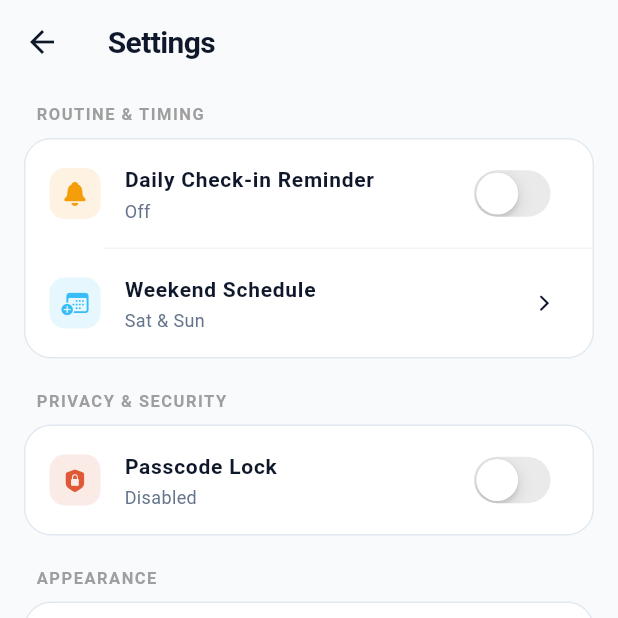
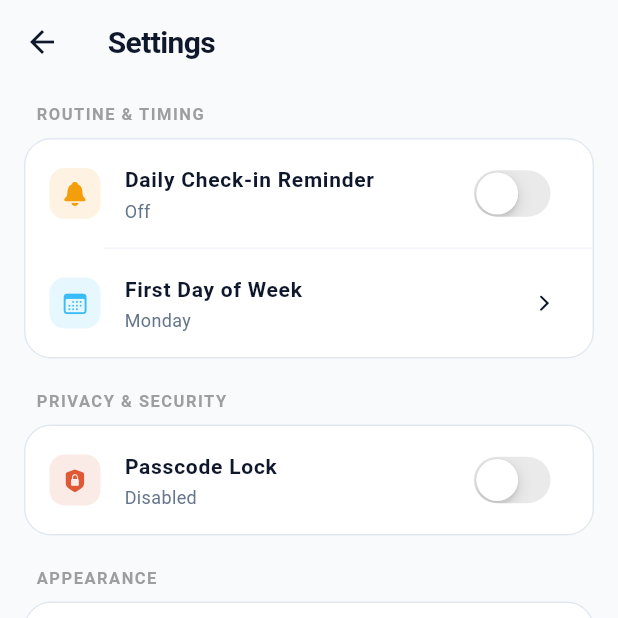
Before and after one commit to avizitRX/sunrise_signal, a Flutter app: the screen it shows after launch, after a tap on an icon or button, on a phone screen of 412 x 824 dp, the top half of it. Run offline on Flutter 3.47's test engine with Material 3 defaults, Android fonts, the phone set to English and light mode, and no system bars; our stand-ins replace file_picker, fl_chart, flutter_local_notifications, flutter_secure_storage, flutter_timezone, local_auth and 3 more.

Commit message:
feat: set first day of week

```diff
--- a/lib/features/calendar/calendar_page.dart
+++ b/lib/features/calendar/calendar_page.dart
@@ -3,6 +3,7 @@ import 'package:flutter/material.dart';
 import 'package:flutter_local_notifications/flutter_local_notifications.dart';
 import 'package:intl/intl.dart';
 import 'package:provider/provider.dart';
+import 'package:sunrise_signal/providers/providers/settings_provider.dart';
 import 'package:table_calendar/table_calendar.dart';
 
 import '../../providers/log_provider.dart';
@@ -329,11 +330,13 @@ class _CalendarPageState extends State<CalendarPage> {
     final theme = Theme.of(context);
     final isDark = theme.brightness == Brightness.dark;
 
+    // Listen to settings for dynamic weekend days
+    final settingsProvider = Provider.of<SettingsProvider>(context);
+
     return Consumer<LogProvider>(
       builder: (context, logProvider, _) {
         final logs = logProvider.logs;
 
-        // Compute Month Stats directly from provider
         final monthLogs = logs.entries
             .where((e) => e.key.year == _focusedDay.year && e.key.month == _focusedDay.month)
             .map((e) => e.value)
@@ -368,7 +371,7 @@ class _CalendarPageState extends State<CalendarPage> {
           body: SingleChildScrollView(
             child: Column(
               children: [
-                // Calendar
+                // Calendar Container
                 Container(
                   margin: const EdgeInsets.symmetric(horizontal: 16, vertical: 8),
                   decoration: BoxDecoration(
@@ -384,7 +387,7 @@ class _CalendarPageState extends State<CalendarPage> {
                     focusedDay: _focusedDay,
                     currentDay: DateTime.now(),
                     calendarFormat: CalendarFormat.month,
-                    startingDayOfWeek: StartingDayOfWeek.monday,
+                    startingDayOfWeek: settingsProvider.startingDayOfWeek,
                     headerStyle: const HeaderStyle(
                       formatButtonVisible: false,
                       titleCentered: true,
@@ -441,28 +444,6 @@ class _CalendarPageState extends State<CalendarPage> {
                       }
                       return [];
                     },
-                    calendarBuilders: CalendarBuilders(
-                      markerBuilder: (context, date, events) {
-                        if (events.isEmpty) return null;
-                        return Positioned(
-                          bottom: 4,
-                          child: TweenAnimationBuilder<double>(
-                            tween: Tween(begin: 0.0, end: 1.0),
-                            duration: const Duration(milliseconds: 300),
-                            curve: Curves.elasticOut,
-                            builder: (context, scale, child) {
-                              return Transform.scale(
-                                scale: scale,
-                                child: Text(
-                                  events.first.toString(),
-                                  style: const TextStyle(fontSize: 12),
-                                ),
-                              );
-                            },
-                          ),
-                        );
-                      },
-                    ),
                   ),
                 ),
 
@@ -682,7 +663,7 @@ class _CalendarPageState extends State<CalendarPage> {
 }
 
 // ---------------------------------------------------------
-// MICRO-INTERACTION WRAPPERS
+// REUSABLE COMPONENTS
 // ---------------------------------------------------------
 class _BouncingButton extends StatefulWidget {
   final Widget child;
--- a/lib/features/settings/settings_page.dart
+++ b/lib/features/settings/settings_page.dart
@@ -8,6 +8,7 @@ import 'package:flutter/services.dart';
 import 'package:local_auth/local_auth.dart';
 import 'package:provider/provider.dart';
 import 'package:shared_preferences/shared_preferences.dart';
+import 'package:sunrise_signal/providers/providers/settings_provider.dart';
 
 import '../../models/log_model.dart';
 import '../../providers/log_provider.dart';
@@ -109,14 +110,6 @@ class _SettingsPageState extends State<SettingsPage> {
     }
 
     setState(() => _isAuthenticating = false);
-  }
-
-  Future<void> _setWeekendMode(String mode) async {
-    final prefs = await SharedPreferences.getInstance();
-    await prefs.setString('weekend_mode', mode);
-    setState(() => _selectedWeekend = mode);
-    HapticFeedback.selectionClick();
-    _showToast('Weekend schedule set to $mode');
   }
 
   // --- PASSCODE ---
@@ -262,12 +255,12 @@ class _SettingsPageState extends State<SettingsPage> {
               ),
               _buildDivider(isDark),
               _buildSettingTile(
-                icon: CupertinoIcons.calendar_badge_plus,
+                icon: CupertinoIcons.calendar,
                 iconColor: const Color(0xFF38BDF8),
-                title: 'Weekend Schedule',
-                subtitle: _selectedWeekend,
+                title: 'First Day of Week',
+                subtitle: Provider.of<SettingsProvider>(context).firstDayOfWeek,
                 trailing: const Icon(CupertinoIcons.chevron_forward, size: 16),
-                onTap: () => _showWeekendPicker(context, isDark),
+                onTap: () => _showFirstDayPicker(context),
               ),
             ],
           ),
@@ -384,14 +377,16 @@ class _SettingsPageState extends State<SettingsPage> {
   }
 
   // --- WEEKEND SCHEDULE DIALOG ---
-  void _showWeekendPicker(BuildContext context, bool isDark) {
+  void _showFirstDayPicker(BuildContext context) {
+    final settingsProvider = Provider.of<SettingsProvider>(context, listen: false);
+    final options = ['Monday', 'Sunday', 'Saturday'];
+
     showModalBottomSheet(
       context: context,
       shape: const RoundedRectangleBorder(
         borderRadius: BorderRadius.vertical(top: Radius.circular(24)),
       ),
       builder: (context) {
-        final options = ['Sat & Sun', 'Fri & Sat', 'Sun Only'];
         return SafeArea(
           child: Padding(
             padding: const EdgeInsets.symmetric(vertical: 20, horizontal: 16),
@@ -400,26 +395,27 @@ class _SettingsPageState extends State<SettingsPage> {
               crossAxisAlignment: CrossAxisAlignment.start,
               children: [
                 const Text(
-                  'Select Weekend Days',
+                  'First Day of Week',
                   style: TextStyle(fontSize: 18, fontWeight: FontWeight.bold),
                 ),
                 const SizedBox(height: 6),
                 const Text(
-                  'These days will be highlighted as rest days on your calendar.',
+                  'Choose which day your calendar columns begin with.',
                   style: TextStyle(fontSize: 13, color: Colors.grey),
                 ),
                 const SizedBox(height: 16),
                 ...options.map((opt) {
-                  final isSelected = opt == _selectedWeekend;
+                  final isSelected = opt == settingsProvider.firstDayOfWeek;
                   return ListTile(
                     title: Text(opt, style: const TextStyle(fontWeight: FontWeight.w600)),
                     trailing: isSelected
                         ? Icon(CupertinoIcons.checkmark_alt,
                             color: Theme.of(context).colorScheme.primary)
                         : null,
-                    onTap: () {
-                      _setWeekendMode(opt);
-                      Navigator.pop(context);
+                    onTap: () async {
+                      await settingsProvider.setFirstDayOfWeek(opt);
+                      HapticFeedback.selectionClick();
+                      if (context.mounted) Navigator.pop(context);
                     },
                   );
                 }),
--- a/lib/main.dart
+++ b/lib/main.dart
@@ -3,6 +3,7 @@ import 'package:provider/provider.dart';
 import 'package:sunrise_signal/features/calendar/calendar_page.dart';
 import 'package:sunrise_signal/features/lock/lock_screen.dart';
 import 'package:sunrise_signal/providers/log_provider.dart';
+import 'package:sunrise_signal/providers/providers/settings_provider.dart';
 import 'package:sunrise_signal/services/reminder_service.dart';
 import 'package:sunrise_signal/services/theme_service.dart';
 import 'package:sunrise_signal/theme/app_theme.dart';
@@ -26,6 +27,7 @@ void main() async {
         ChangeNotifierProvider(create: (_) => SleepModel()),
         ChangeNotifierProvider(create: (_) => themeService),
         ChangeNotifierProvider(create: (_) => LogProvider()),
+        ChangeNotifierProvider(create: (_) => SettingsProvider()),
       ],
       child: const MyApp(),
     ),
--- /dev/null
+++ b/lib/providers/providers/settings_provider.dart
@@ -0,0 +1,38 @@
+import 'package:flutter/material.dart';
+import 'package:shared_preferences/shared_preferences.dart';
+import 'package:table_calendar/table_calendar.dart';
+
+class SettingsProvider extends ChangeNotifier {
+  String _firstDayOfWeek = 'Monday';
+
+  String get firstDayOfWeek => _firstDayOfWeek;
+
+  StartingDayOfWeek get startingDayOfWeek {
+    switch (_firstDayOfWeek) {
+      case 'Sunday':
+        return StartingDayOfWeek.sunday;
+      case 'Saturday':
+        return StartingDayOfWeek.saturday;
+      case 'Monday':
+      default:
+        return StartingDayOfWeek.monday;
+    }
+  }
+
+  SettingsProvider() {
+    loadSettings();
+  }
+
+  Future<void> loadSettings() async {
+    final prefs = await SharedPreferences.getInstance();
+    _firstDayOfWeek = prefs.getString('first_day_of_week') ?? 'Monday';
+    notifyListeners();
+  }
+
+  Future<void> setFirstDayOfWeek(String day) async {
+    _firstDayOfWeek = day;
+    final prefs = await SharedPreferences.getInstance();
+    await prefs.setString('first_day_of_week', day);
+    notifyListeners(); // Instantly reorders columns in TableCalendar!
+  }
+}
```
